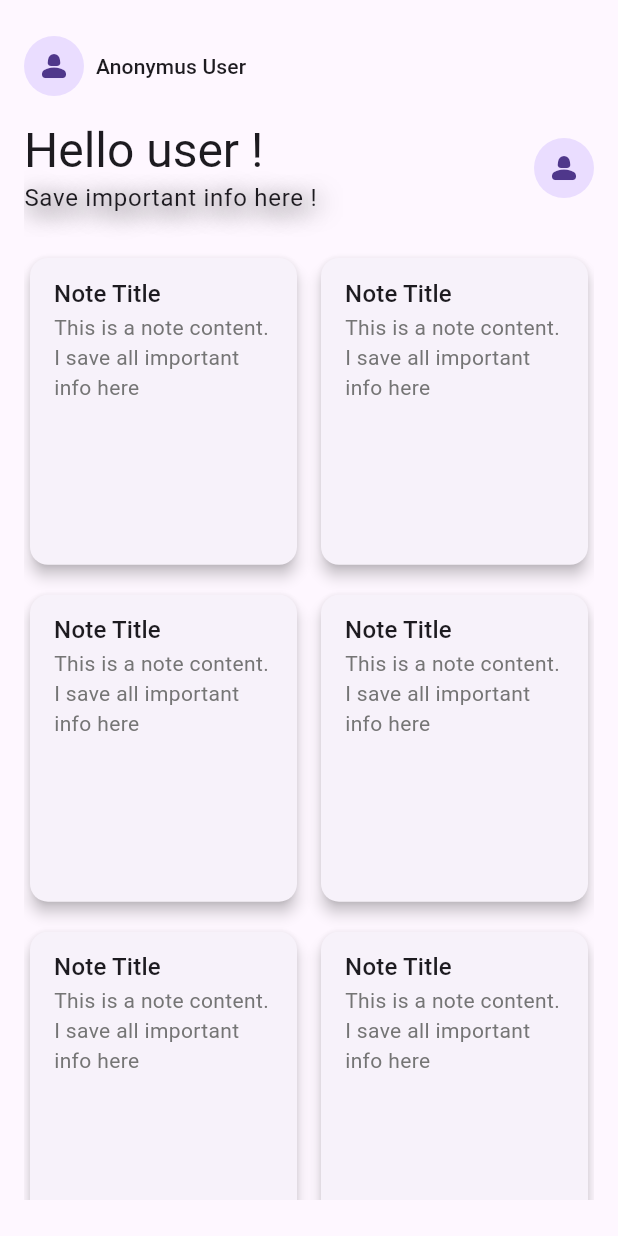
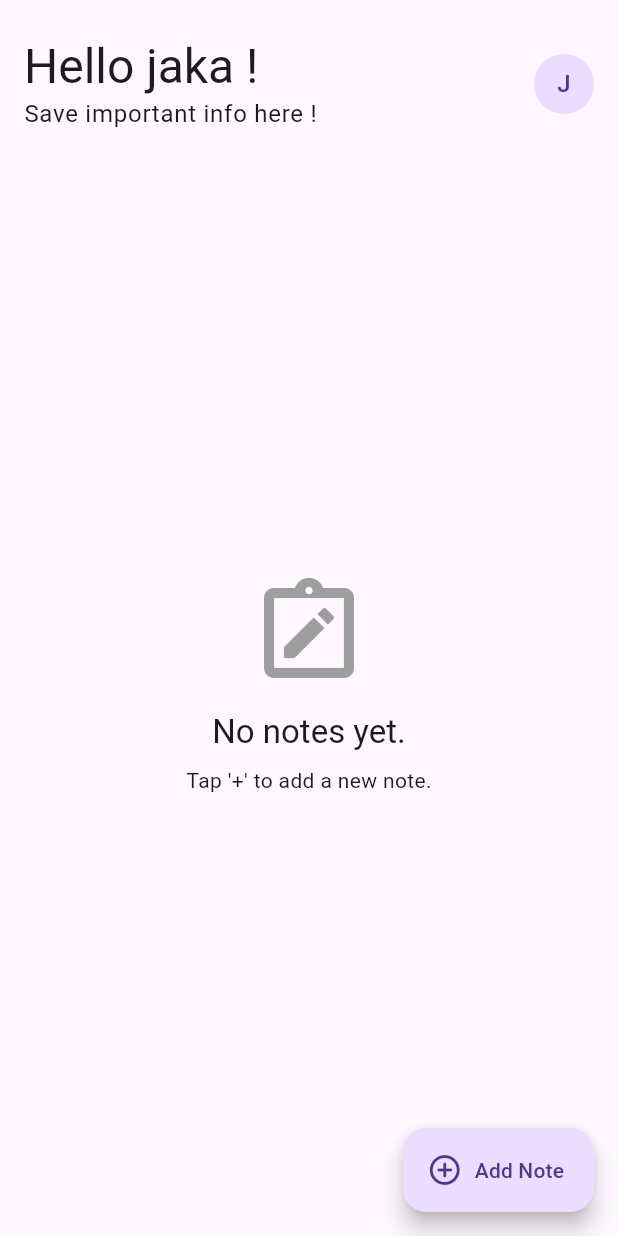
Before and after one commit to rafeefdev/Notify, a Flutter app: the screen it shows after launch, on a phone screen of 412 x 824 dp. Run offline on Flutter 3.47's test engine with Material 3 defaults, Android fonts, the phone set to English and light mode, and no system bars; our stand-ins replace flutter_riverpod, riverpod_annotation; generated files the repository leaves out were written again.

Commit message:
feat(note): Implement full CRUD and state management
This commit introduces the core functionality for the note-taking feature, including state management, creation, and real-time editing.

Key changes:
- **State Management**: Integrated  to manage the application state, primarily for the notes list. A  notifier now handles all business logic.
- **Add Note**: Implemented the ability for users to add new notes via a floating action button that opens a modal bottom sheet.
- **Edit Note**: Created a dedicated detail page where users can edit a note's title and content. Changes are synchronized with the global state in real-time as the user types.
- **Immutable Data Model**: Refactored the  model to be immutable by making all properties . This ensures predictable state updates and aligns with state management best practices.
- **Project Structure**: Reorganized the file structure into  and  (e.g., , ) directories for better scalability and maintainability.

```diff
--- /dev/null
+++ b/lib/core/extensions/extensions.dart
@@ -0,0 +1,2 @@
+export 'theme_extensions.dart';
+export 'mediaquery_extension.dart';
--- a/lib/core/extensions.dart
+++ b/lib/core/extensions/theme_extensions.dart
@@ -1,6 +1,6 @@
 import 'package:flutter/material.dart';
 
-extension AppTheme on BuildContext {
+extension ThemeExtension on BuildContext {
   ThemeData get themeData => Theme.of(this);
   TextTheme get textTheme => themeData.textTheme;
 }
--- /dev/null
+++ b/lib/core/generate_noteid.dart
@@ -0,0 +1,3 @@
+import 'package:uuid/uuid.dart';
+
+String generateNoteID() => Uuid().v4();
--- a/lib/core/note_model.dart
+++ b/lib/core/note_model.dart
@@ -1,21 +1,47 @@
+import 'package:flutter/foundation.dart';
 import 'package:uuid/uuid.dart';
 
+/// Model data untuk sebuah catatan.
+///
+/// Kelas ini bersifat **immutable**. Artinya, setelah sebuah objek Note dibuat,
+/// isinya tidak bisa diubah. Untuk mengubahnya, gunakan metode `copyWith`
+/// yang akan membuat objek baru dengan nilai yang diperbarui.
+@immutable
 class Note {
-  String noteID;
-  String title;
-  String content;
-  DateTime timeStamp;
+  /// ID unik untuk setiap catatan, dibuat secara otomatis.
+  final String noteID;
 
-  Note({required this.noteID, required this.title, required this.content})
-    : timeStamp = DateTime.timestamp() {
-    noteID = Uuid().v4();
-  }
+  /// Judul catatan.
+  final String title;
 
-  Note copyWith({String? newID, String? newTitle, String? newContent}) {
+  /// Isi dari catatan.
+  final String content;
+
+  /// Waktu kapan catatan ini dibuat atau terakhir diubah.
+  final DateTime timeStamp;
+
+  /// Constructor untuk membuat Note baru.
+  ///
+  /// [title] dan [content] wajib diisi.
+  /// [noteID] bersifat opsional; jika tidak disediakan, ID baru akan dibuat.
+  /// Ini berguna saat memuat data dari database yang sudah memiliki ID.
+  Note({
+    required this.title,
+    required this.content,
+    String? noteID,
+  })  : noteID = noteID ?? const Uuid().v4(),
+        timeStamp = DateTime.now();
+
+  /// Membuat salinan dari Note ini dengan beberapa field yang diperbarui.
+  Note copyWith({
+    String? title,
+    String? content,
+  }) {
     return Note(
-      noteID: newID ?? noteID,
-      title: newTitle ?? title,
-      content: newContent ?? content,
+      // Gunakan kembali ID yang ada, jangan buat yang baru.
+      noteID: noteID,
+      title: title ?? this.title,
+      content: content ?? this.content,
     );
   }
 }
--- /dev/null
+++ b/lib/features/auth/user_model.dart
@@ -0,0 +1,7 @@
+class User {
+  final String name;
+  final String email;
+  final String? profileImageUrl;
+
+  User({required this.name, required this.email, this.profileImageUrl});
+}
--- a/lib/features/note/notegridtile_component.dart
+++ /dev/null
@@ -1,37 +0,0 @@
-import 'package:flutter/material.dart';
-import 'package:notify/core/extensions.dart';
-
-class NoteGridTile extends StatelessWidget {
-  const NoteGridTile({super.key});
-
-  @override
-  Widget build(BuildContext context) {
-    return Card(
-      elevation: 4,
-      child: InkWell(
-        onTap: () {},
-        child: Padding(
-          padding: const EdgeInsets.symmetric(vertical: 12, horizontal: 16),
-          child: Column(
-            crossAxisAlignment: CrossAxisAlignment.start,
-            children: [
-              Text(
-                'Note Title',
-                style: context.textTheme.titleMedium,
-                overflow: TextOverflow.ellipsis,
-              ),
-              Text(
-                'This is a note content. I save all important info here',
-                style: context.textTheme.bodyMedium!.copyWith(
-                  color: Colors.grey.shade600,
-                ),
-                overflow: TextOverflow.ellipsis,
-                maxLines: 8,
-              ),
-            ],
-          ),
-        ),
-      ),
-    );
-  }
-}
--- /dev/null
+++ b/lib/features/note/services/note_local.dart
@@ -0,0 +1 @@
+class LocalNotes {}
--- /dev/null
+++ b/lib/features/note/services/note_supabase.dart
@@ -0,0 +1 @@
+class NoteSupabase {}
--- a/lib/home_page.dart
+++ /dev/null
@@ -1,99 +0,0 @@
-import 'package:flutter/material.dart';
-import 'package:notify/core/extensions.dart';
-import 'package:notify/features/note/notegridtile_component.dart';
-
-class HomePage extends StatelessWidget {
-  final bool isAnonymous = true;
-  final String accountName = 'user';
-
-  const HomePage({super.key});
-
-  @override
-  Widget build(BuildContext context) {
-    return Scaffold(
-      body: Padding(
-        padding: EdgeInsets.symmetric(horizontal: 16, vertical: 24),
-        child: CustomScrollView(
-          slivers: [
-            _buildProfileBar(context),
-            _buildGreetingBar(context),
-            SliverToBoxAdapter(child: SizedBox(height: 24)),
-            _buildNotes(context),
-          ],
-        ),
-      ),
-    );
-  }
-
-  SliverGrid _buildNotes(BuildContext context) {
-    return SliverGrid.count(
-      crossAxisCount: 2,
-      childAspectRatio: 7 / 8,
-      crossAxisSpacing: 8,
-      mainAxisSpacing: 12,
-      children: List.generate(8, (index) {
-        return NoteGridTile();
-      }),
-    );
-  }
-
-  SliverToBoxAdapter _buildGreetingBar(BuildContext context) {
-    return SliverToBoxAdapter(
-      child: Row(
-        children: [
-          Column(
-            crossAxisAlignment: CrossAxisAlignment.start,
-            children: [
-              Text(
-                'Hello $accountName !',
-                style: context.textTheme.headlineLarge!.copyWith(
-                  fontWeight: FontWeight.w400,
-                ),
-              ),
-              Text(
-                'Save important info here !',
-                style: context.textTheme.bodyLarge!.copyWith(
-                  shadows: [
-                    Shadow(
-                      blurRadius: 20,
-                      color: Colors.black,
-                      offset: Offset(2, 4),
-                    ),
-                  ],
-                ),
-              ),
-            ],
-          ),
-          const Spacer(),
-          InkWell(
-            onTap: () {},
-            child: CircleAvatar(
-              child: isAnonymous
-                  ? Icon(Icons.person_2_rounded)
-                  : Text(accountName),
-            ),
-          ),
-        ],
-      ),
-    );
-  }
-
-  SliverAppBar _buildProfileBar(BuildContext context) {
-    return SliverAppBar(
-      flexibleSpace: Row(
-        spacing: 8,
-        children: [
-          CircleAvatar(
-            child: isAnonymous
-                ? Icon(Icons.person_2_rounded)
-                : Text(accountName),
-          ),
-          Text(
-            isAnonymous ? 'Anonymus User' : accountName,
-            style: context.textTheme.titleSmall,
-          ),
-        ],
-      ),
-    );
-  }
-}
--- a/lib/main.dart
+++ b/lib/main.dart
@@ -1,5 +1,6 @@
 import 'package:flutter/material.dart';
-import 'package:notify/home_page.dart';
+import 'package:notify/features/note/notes_page.dart';
+import 'package:flutter_riverpod/flutter_riverpod.dart';
 
 void main() {
   runApp(const MyApp());
@@ -8,9 +9,14 @@ void main() {
 class MyApp extends StatelessWidget {
   const MyApp({super.key});
 
-  // This widget is the root of your application.
   @override
   Widget build(BuildContext context) {
-    return MaterialApp(title: 'Notify', home: const HomePage());
+    return ProviderScope(
+      child: MaterialApp(
+        title: 'Notify',
+        debugShowCheckedModeBanner: false,
+        home: HomePage(),
+      ),
+    );
   }
 }
```
Also changed, not shown: lib/core/extensions/mediaquery_extension.dart (added, +7 -0 lines), lib/core/get_initials.dart (added, +19 -0 lines), lib/features/note/notes_page.dart (added, +295 -0 lines), lib/features/note/repositories/note_repo.dart (added, +14 -0 lines), lib/features/note/view/notedetail_page.dart (added, +127 -0 lines), lib/features/note/view/notegridtile_component.dart (added, +39 -0 lines), lib/features/note/viewmodel/note_viewmodel.dart (added, +33 -0 lines), lib/features/note/viewmodel/note_viewmodel.g.dart (added), 1 other file.
